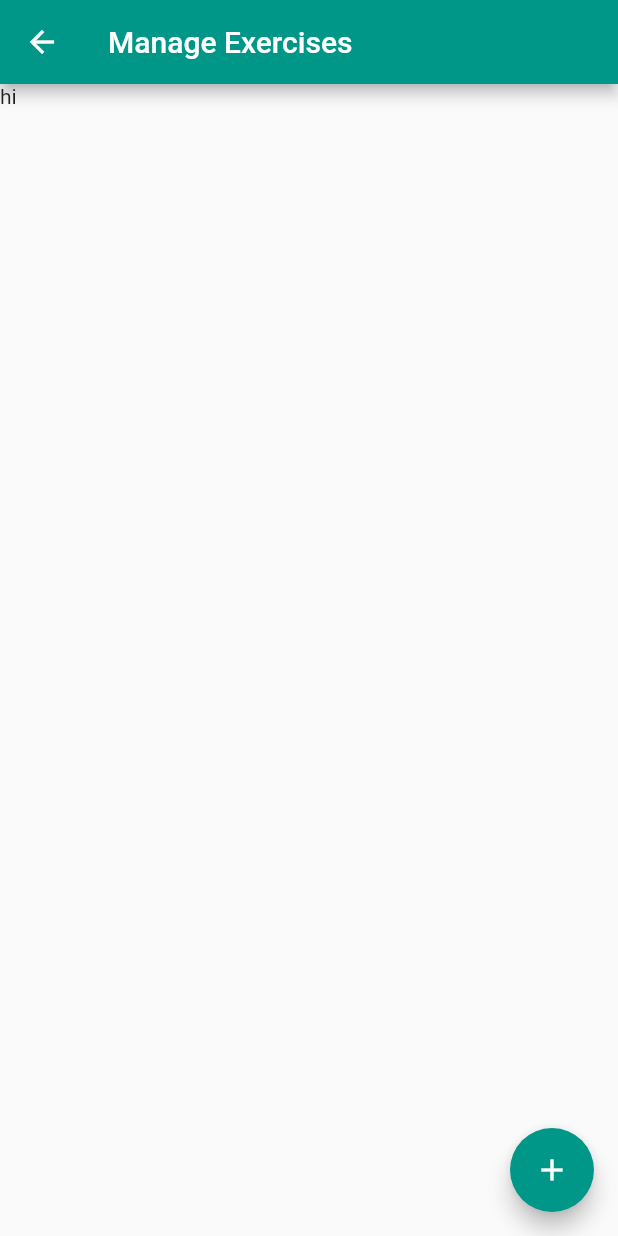
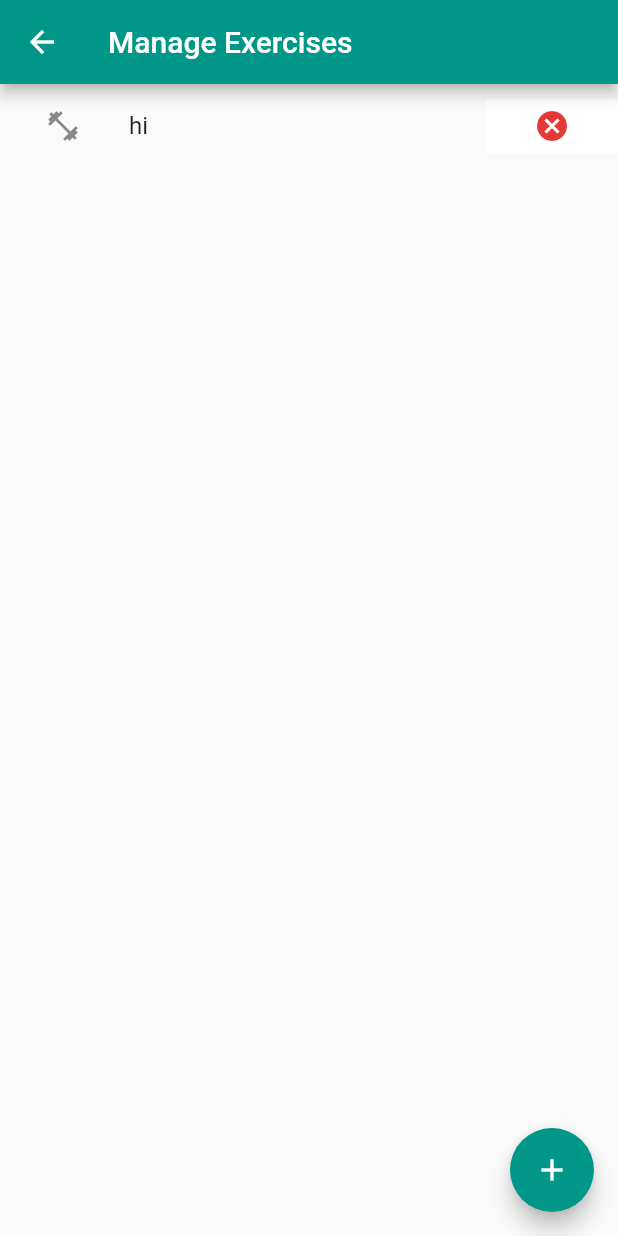
Before and after one commit to ElisaLuo/exercise_tracker, a Flutter app: the ManageExercises screen opened directly, on a phone screen of 412 x 824 dp. Run offline on Flutter 3.47's test engine with Material 2 defaults, Android fonts, the phone set to English and light mode, and no system bars; our stand-ins replace flutter_speed_dial, table_calendar.

Commit message:
finished edit exercises page, semi-finished add exercise function

```diff
--- a/lib/manageExercises.dart
+++ b/lib/manageExercises.dart
@@ -49,11 +49,39 @@ class _ManageExercisesState extends State<ManageExercises> { // body
                 setState(() {
                   _exercises[_exercises.length-1] = newExerciseController.text;
                 });
+                Navigator.pop(context);
               }
             )
           ],
         );
       }
+    );
+  }
+
+  _buildList(BuildContext context){
+    return ListView.builder(
+      itemCount: _exercises.length,
+      itemBuilder: (context, index){
+        return ListTile(
+          leading: Icon(Icons.fitness_center),
+          title: Text('${_exercises[index]}'),
+          trailing: RaisedButton(
+            child: Icon(Icons.cancel),
+            textColor: Colors.red[600],
+            color: Colors.white,
+            splashColor: Colors.white,
+            elevation: 0.0,
+            onPressed:(){
+              _deleteExercise(_exercises[index]);
+              _exercises.removeAt(index);
+              setState(() {
+                _exercises = _exercises;
+              });
+            }
+          ),
+          contentPadding: EdgeInsets.only(left: 30),
+        );
+      },
     );
   }
 
@@ -63,15 +91,7 @@ class _ManageExercisesState extends State<ManageExercises> { // body
       appBar: AppBar(
         title: Text("Manage Exercises"),
       ),
-      body: ListView.builder(
-        itemCount: _exercises.length,
-        itemBuilder: (context, index){
-          return Container(
-            height: 50,
-            child: Text(_exercises[index])
-          );
-        },
-      ),
+      body: _buildList(context),
       floatingActionButton: FloatingActionButton(
         child: Icon(Icons.add),
         onPressed: (){
@@ -101,3 +121,12 @@ _saveAllExercise(String texts) async {
   await file.writeAsString(text);
   print('saved');
 }
+
+_deleteExercise(String texts) async{
+  final directory = await getApplicationDocumentsDirectory();
+  final file = File('${directory.path}/exercises.txt');
+  String text = await file.readAsString();
+  text = text.replaceFirst(texts+",", "");
+  await file.writeAsString(text);
+  print('saved change');
+}
```
Also changed, not shown: lib/calendar.dart (+55 -30 lines), lib/main.dart (+1 -7 lines).
